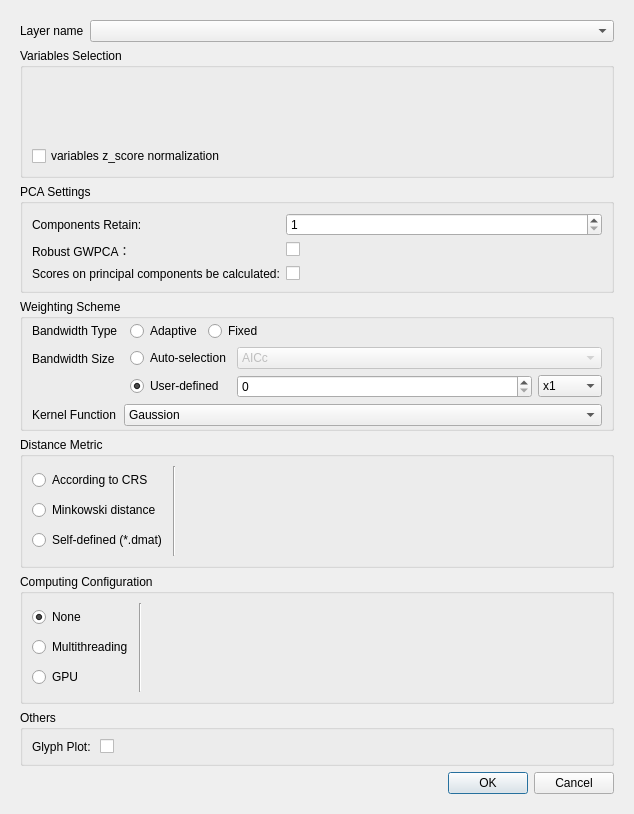
Old version of the form src/gwmgwpcaoptionsdialog.ui in the repository GWmodel-Lab/GWmodelS.
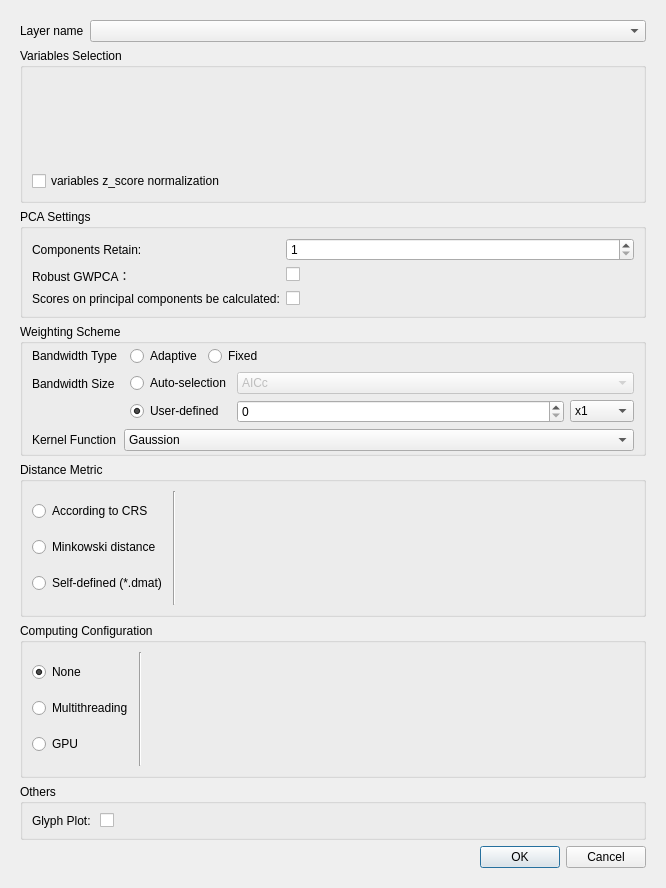
New version of the form. Custom widgets are drawn as their Qt base class.

Patch:
```diff
--- a/src/gwmgwpcaoptionsdialog.ui
+++ b/src/gwmgwpcaoptionsdialog.ui
@@ -6,8 +6,8 @@
    <rect>
     <x>0</x>
     <y>0</y>
-    <width>634</width>
-    <height>814</height>
+    <width>666</width>
+    <height>888</height>
    </rect>
   </property>
   <property name="windowTitle">
```
